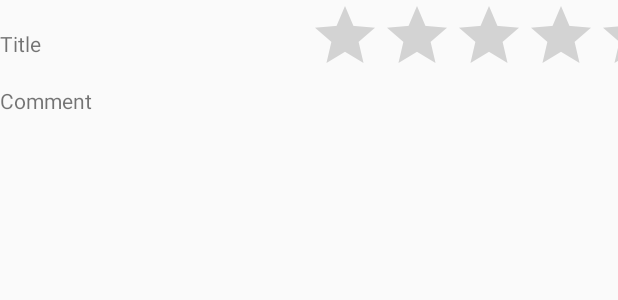
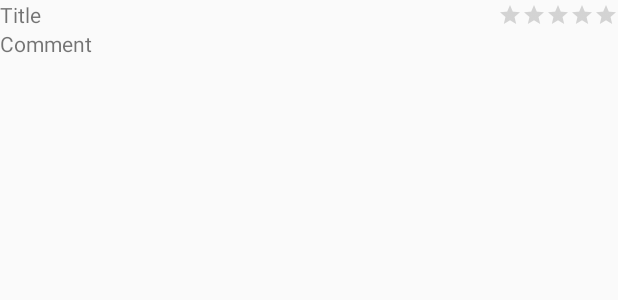
Before and after one commit to Massita/GetYourGuide, an Android app: the layout review_item.xml on its own in the app's theme, with its tools: preview values and no code run, on a phone screen of 412 x 824 dp. Shown: the top 300 px of the screen. Run offline under Robolectric (Android 15) with nearby library versions, the phone set to English and light mode, and no system bars.

Commit message:
Setting size of the rating bar

```diff
--- a/app/src/main/res/layout/review_item.xml
+++ b/app/src/main/res/layout/review_item.xml
@@ -28,8 +28,10 @@
 
     <RatingBar
         android:id="@+id/ratingBar"
-        android:layout_width="0dp"
+        android:layout_width="wrap_content"
         android:layout_height="wrap_content"
+        style="?android:attr/ratingBarStyleSmall"
+        android:numStars="5"
         app:layout_constraintRight_toRightOf="parent"
         app:layout_constraintTop_toTopOf="parent"
         app:layout_constraintLeft_toRightOf="@id/reviewTitle"
```
